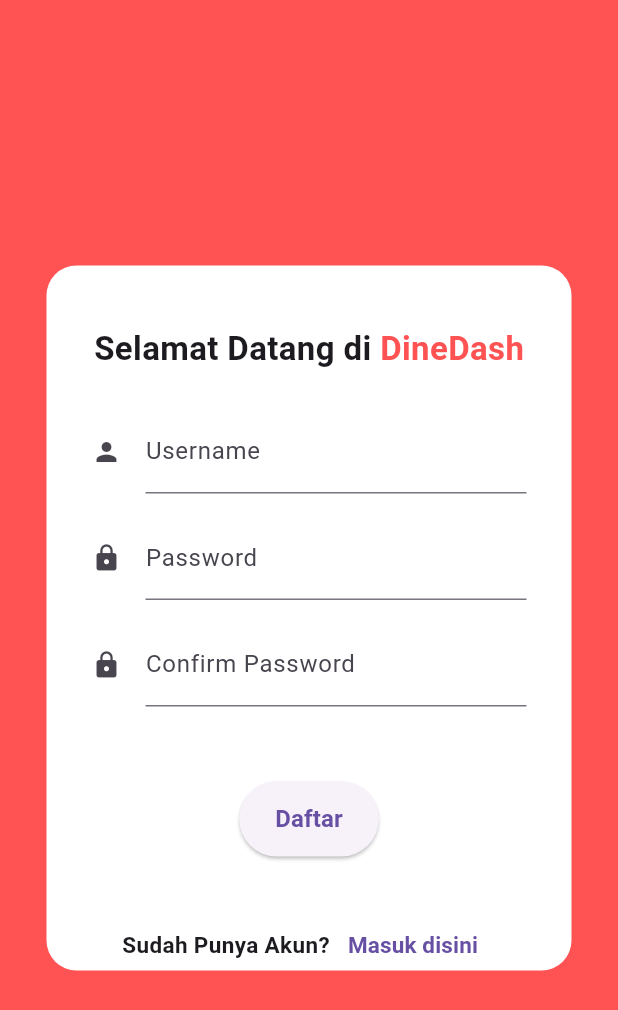
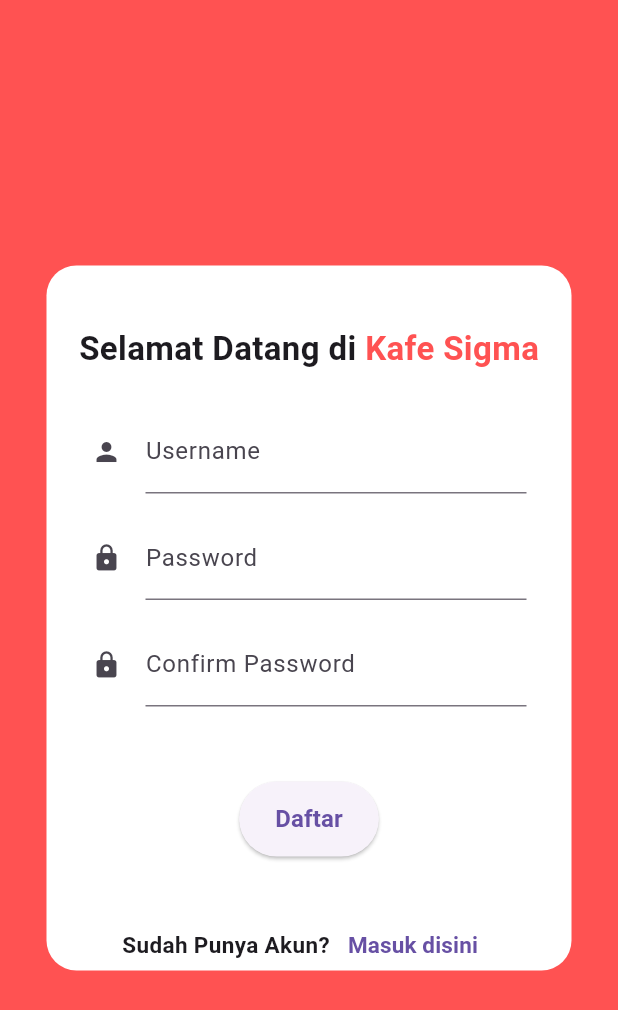
Before and after one commit to MerrrH1/uas_pm, a Flutter app: the RegisterPage screen opened directly, on a phone screen of 412 x 824 dp. Shown: the top 1010 px of the screen. Run offline on Flutter 3.47's test engine with Material 3 defaults, Android fonts, the phone set to English and light mode, and no system bars.

Commit message:
Update register_page.dart

```diff
--- a/lib/register_page.dart
+++ b/lib/register_page.dart
@@ -28,7 +28,7 @@ class RegisterPage extends StatelessWidget {
                           fontSize: 22,
                           fontWeight: FontWeight.bold
                       ),),
-                    Text('DineDash',
+                    Text('Kafe Sigma',
                       style: TextStyle(
                           color: Colors.redAccent,
                           fontSize: 22,
```
